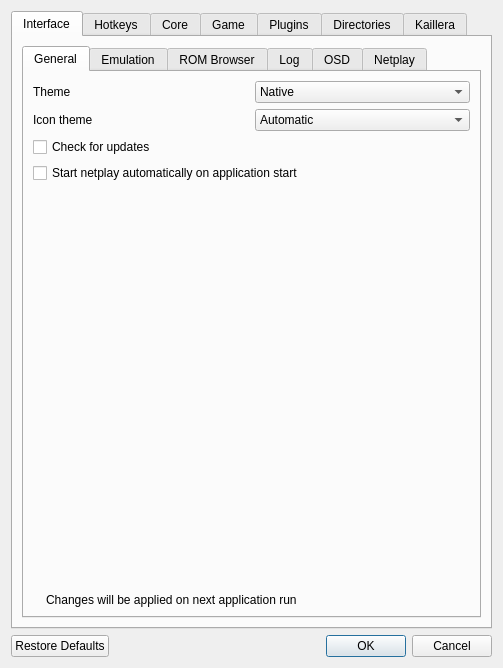
The window that Source/RMG/UserInterface/Dialog/SettingsDialog.ui (FullMetalIdiot/RMG-K) describes before a commit, drawn with Qt 5.
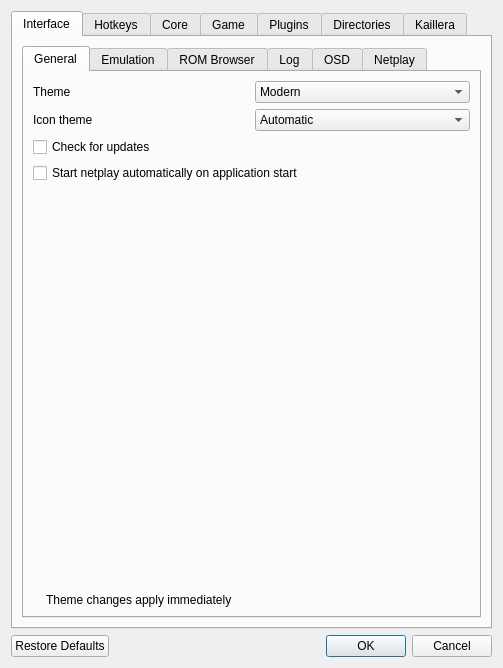
The same window after the commit. Icons and pictures are not drawn. Custom widgets are drawn as their Qt base class.

Commit message: Multi-theme dropdown imprvoements

Patch:
```diff
--- a/Source/RMG/UserInterface/Dialog/SettingsDialog.ui
+++ b/Source/RMG/UserInterface/Dialog/SettingsDialog.ui
@@ -67,6 +67,11 @@
                  </item>
                  <item>
                   <widget class="QComboBox" name="themeComboBox">
+                   <item>
+                    <property name="text">
+                     <string>Modern</string>
+                    </property>
+                   </item>
                    <item>
                     <property name="text">
                      <string>Native</string>
@@ -176,7 +181,7 @@
                     <number>1</number>
                    </property>
                    <property name="text">
-                    <string>Changes will be applied on next application run</string>
+                    <string>Theme changes apply immediately</string>
                    </property>
                    <property name="textFormat">
                     <enum>Qt::TextFormat::PlainText</enum>
```
Left out of the diff: 5 changed lines with no effect on the pictures. The commit also changes 7 other files.
